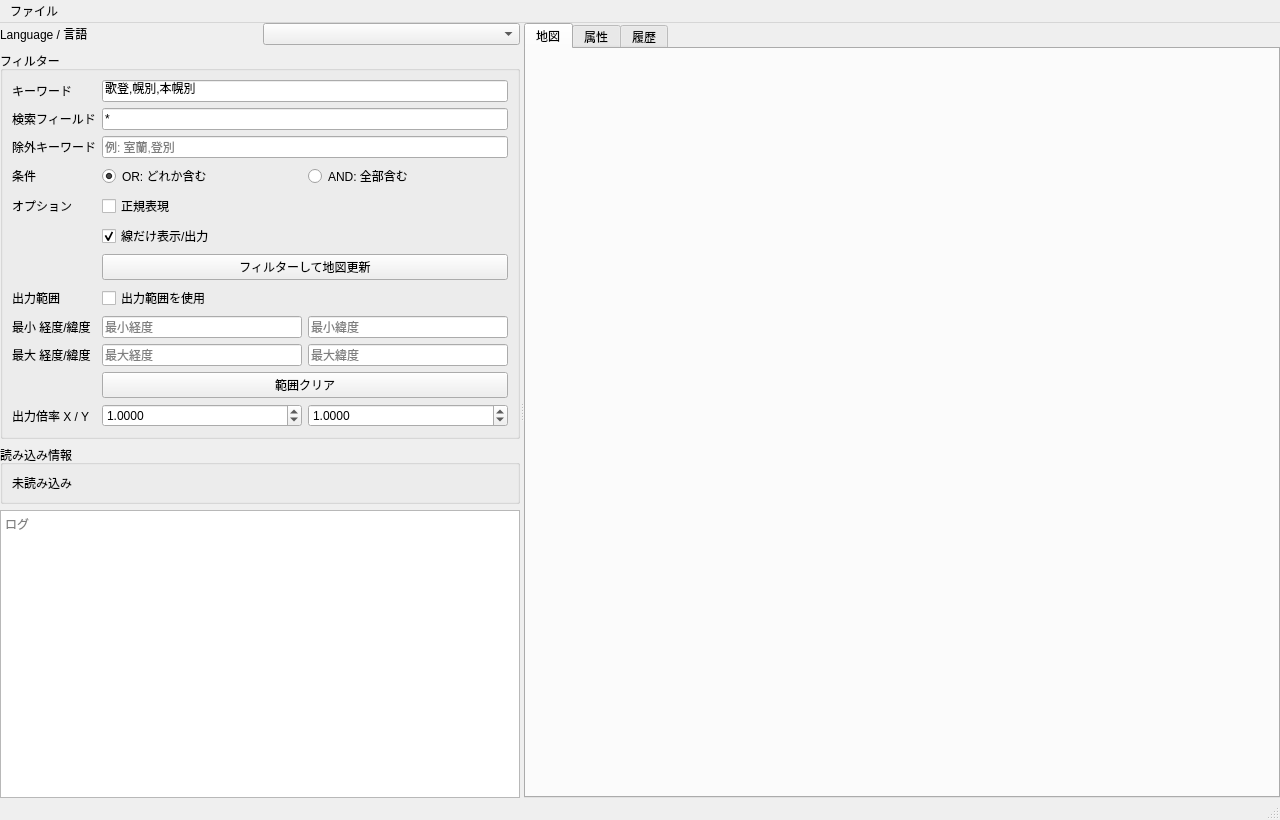
Qt form ui/main_window.ui (Ikumyon/NRClipBuilder) before a commit.
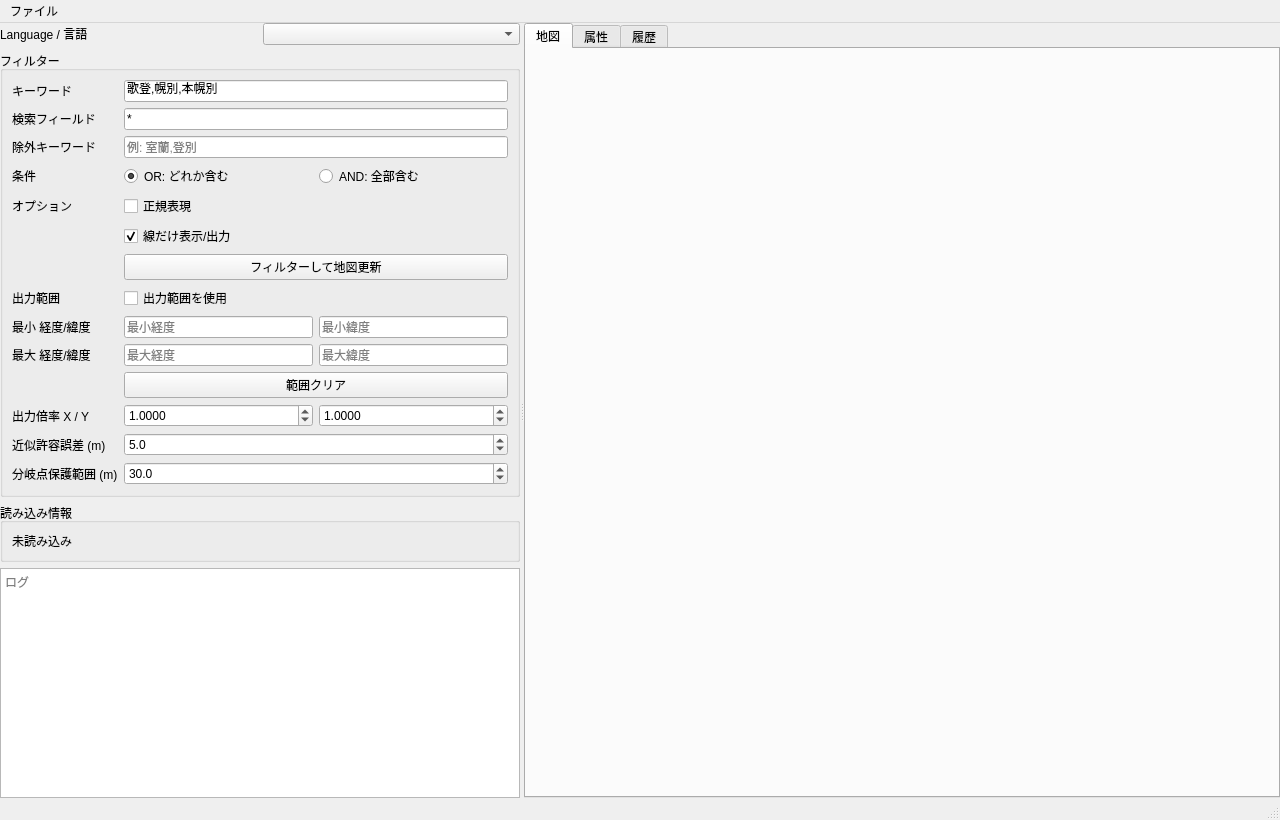
The same form after that commit.

```diff
--- a/ui/main_window.ui
+++ b/ui/main_window.ui
@@ -320,6 +320,60 @@
              </layout>
             </widget>
            </item>
+           <!-- Spline Tolerance Row -->
+           <item row="12" column="0">
+            <widget class="QLabel" name="label_spline_tolerance">
+             <property name="text">
+              <string>近似許容誤差 (m)</string>
+             </property>
+            </widget>
+           </item>
+           <item row="12" column="1">
+            <widget class="QDoubleSpinBox" name="spline_tolerance_spin">
+             <property name="decimals">
+              <number>1</number>
+             </property>
+             <property name="minimum">
+              <double>0.1</double>
+             </property>
+             <property name="maximum">
+              <double>100.0</double>
+             </property>
+             <property name="singleStep">
+              <double>0.5</double>
+             </property>
+             <property name="value">
+              <double>5.0</double>
+             </property>
+            </widget>
+           </item>
+           <!-- Junction Spacing Row -->
+           <item row="13" column="0">
+            <widget class="QLabel" name="label_junction_spacing">
+             <property name="text">
+              <string>分岐点保護範囲 (m)</string>
+             </property>
+            </widget>
+           </item>
+           <item row="13" column="1">
+            <widget class="QDoubleSpinBox" name="junction_spacing_spin">
+             <property name="decimals">
+              <number>1</number>
+             </property>
+             <property name="minimum">
+              <double>0.0</double>
+             </property>
+             <property name="maximum">
+              <double>500.0</double>
+             </property>
+             <property name="singleStep">
+              <double>5.0</double>
+             </property>
+             <property name="value">
+              <double>30.0</double>
+             </property>
+            </widget>
+           </item>
           </layout>
          </widget>
         </item>
```
